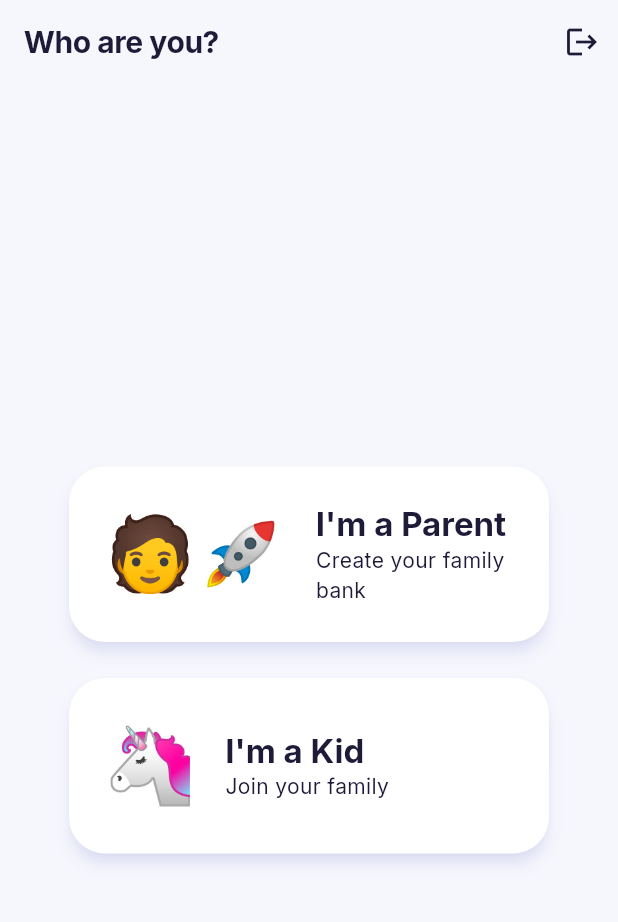
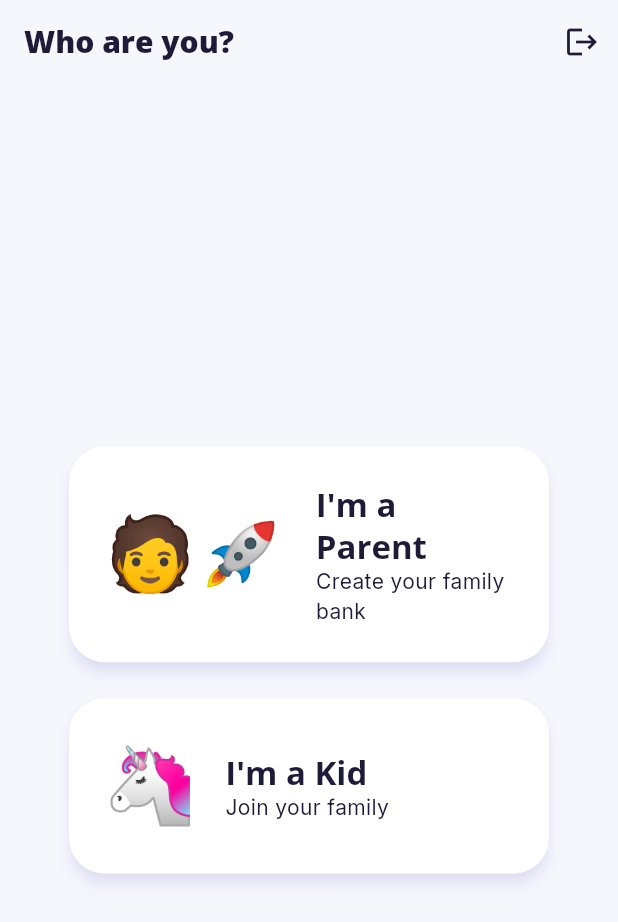
Before and after one commit to eculeus/bank-of-mom-and-dad, a Flutter app: the screen it shows once a user with an empty profile is signed in, on a phone screen of 412 x 824 dp. Shown: the top 922 px of the screen. Run offline on Flutter 3.47's test engine with Material 3 defaults, Android fonts, the phone set to English and light mode, and no system bars; our stand-ins replace cloud_firestore, cloud_functions, firebase_auth, firebase_core, firebase_messaging, flutter_riverpod and 3 more; accounts and stored records are empty; network calls fail; statements that could not run were skipped.

Commit message:
design: Open Sans headers (provident.bank-style) over Inter body
Headers/titles/balance use Open Sans (bold, established-bank feel); body
text stays Inter.

Co-Authored-By: Claude Fable 5 <noreply@anthropic.com>

```diff
--- a/lib/core/theme.dart
+++ b/lib/core/theme.dart
@@ -35,10 +35,21 @@ ThemeData buildBankTheme() {
     onSurface: kBrandInk,
   );
   final base = ThemeData(useMaterial3: true, colorScheme: scheme);
-  final textTheme = GoogleFonts.interTextTheme(base.textTheme).apply(
-    bodyColor: kBrandInk,
-    displayColor: kBrandInk,
-  );
+  // Body stays Inter (clean, legible); headers use Open Sans to echo the
+  // established-bank feel of provident.bank (warm humanist sans, bold navy).
+  final inter = GoogleFonts.interTextTheme(base.textTheme);
+  TextStyle head(TextStyle? s, FontWeight w) =>
+      GoogleFonts.openSans(textStyle: s, fontWeight: w);
+  final textTheme = inter.copyWith(
+    displayLarge: head(inter.displayLarge, FontWeight.w800),
+    displayMedium: head(inter.displayMedium, FontWeight.w700),
+    displaySmall: head(inter.displaySmall, FontWeight.w700),
+    headlineLarge: head(inter.headlineLarge, FontWeight.w800),
+    headlineMedium: head(inter.headlineMedium, FontWeight.w800),
+    headlineSmall: head(inter.headlineSmall, FontWeight.w700),
+    titleLarge: head(inter.titleLarge, FontWeight.w700),
+    titleMedium: head(inter.titleMedium, FontWeight.w600),
+  ).apply(bodyColor: kBrandInk, displayColor: kBrandInk);
   return base.copyWith(
     textTheme: textTheme,
     scaffoldBackgroundColor: kBrandBg,
@@ -49,8 +60,8 @@ ThemeData buildBankTheme() {
       elevation: 0,
       scrolledUnderElevation: 0,
       centerTitle: false,
-      titleTextStyle: GoogleFonts.inter(
-          color: kBrandInk, fontSize: 20, fontWeight: FontWeight.w700, letterSpacing: -0.3),
+      titleTextStyle: GoogleFonts.openSans(
+          color: kBrandInk, fontSize: 20, fontWeight: FontWeight.w800),
     ),
     cardTheme: CardThemeData(
       color: Colors.white,
--- a/lib/features/auth/sign_in_screen.dart
+++ b/lib/features/auth/sign_in_screen.dart
@@ -62,7 +62,7 @@ class _SignInScreenState extends ConsumerState<SignInScreen> {
                       ),
                       child: Center(
                         child: Text('\$',
-                            style: GoogleFonts.inter(
+                            style: GoogleFonts.openSans(
                                 color: Colors.white, fontSize: 56, fontWeight: FontWeight.w800)),
                       ),
                     ),
```
